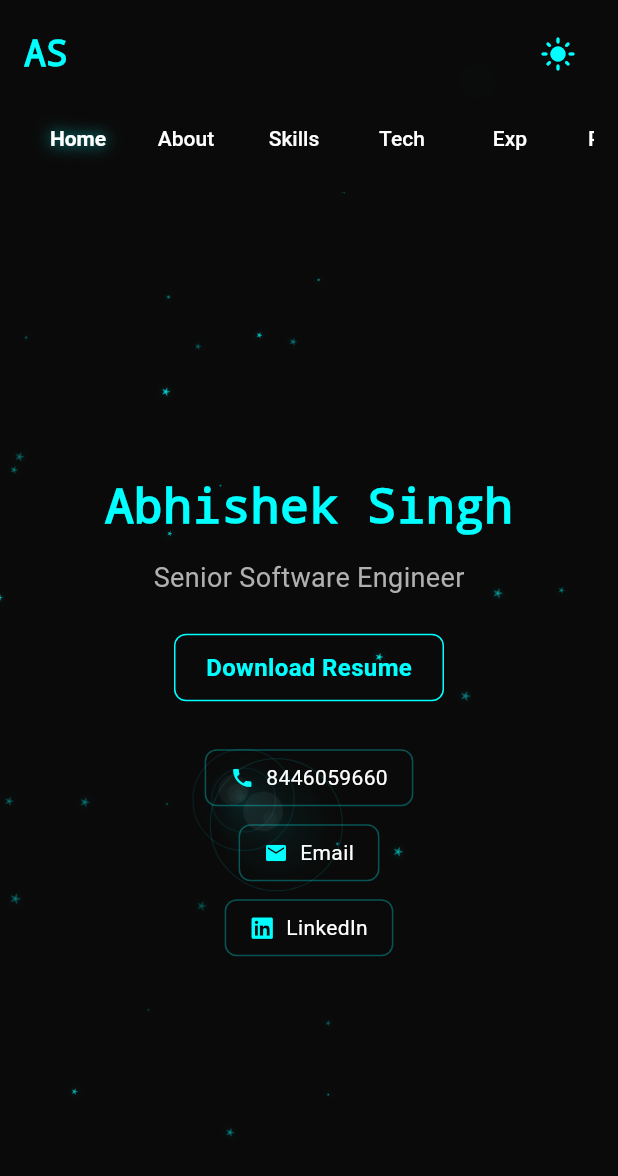
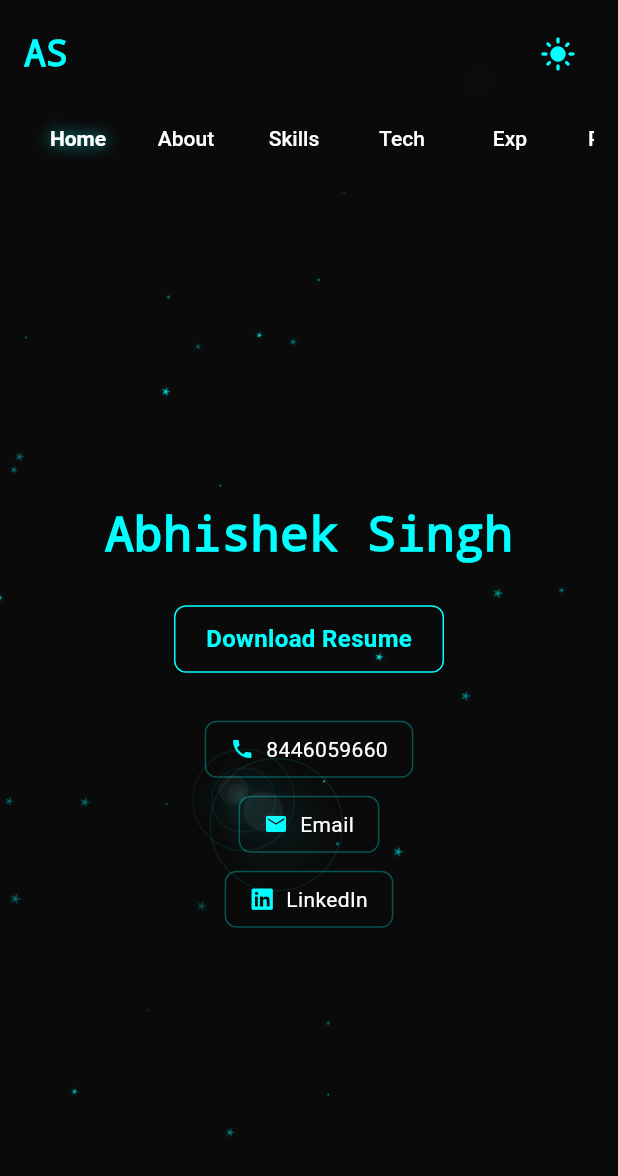
Before and after one commit to mukkul/mukkul.github.io, a Flutter app: the screen it shows after launch, on a phone screen of 412 x 824 dp. Shown: the top 1176 px of the screen. Run offline on Flutter 3.47's test engine with Material 3 defaults, Android fonts, the phone set to English and light mode, and no system bars; drawn by our look-alikes of animated_text_kit; our stand-ins replace font_awesome_flutter, go_router, scroll_to_index; missing offline and left inert: dart:html; Roboto replaces fonts that are missing (Exo2).

Commit message:
Remove flashing position label below name on front page
Co-authored-by: abhishek-irage <247517055+abhishek-irage@users.noreply.github.com>

```diff
--- a/lib/presentation/screens/home_screen.dart
+++ b/lib/presentation/screens/home_screen.dart
@@ -382,41 +382,6 @@ class _HomeScreenState extends State<HomeScreen>
                     ),
                   ],
                   totalRepeatCount: 1,
-                ),
-                SizedBox(height: isMobile ? 12 : 16),
-
-                // Animated title
-                AnimatedTextKit(
-                  animatedTexts: [
-                    FadeAnimatedText(
-                      'Senior Software Engineer',
-                      textStyle: TextStyle(
-                        fontSize: isMobile ? 18 : (isTablet ? 20 : 24),
-                        color: isDark ? AppTheme.textSecondary : Colors.grey[700],
-                        fontFamily: 'sans-serif',
-                      ),
-                      duration: const Duration(seconds: 2),
-                    ),
-                    FadeAnimatedText(
-                      'Mobile App Developer',
-                      textStyle: TextStyle(
-                        fontSize: isMobile ? 18 : (isTablet ? 20 : 24),
-                        color: isDark ? AppTheme.secondaryNeon : AppTheme.gradientEnd,
-                        fontFamily: 'sans-serif',
-                      ),
-                      duration: const Duration(seconds: 2),
-                    ),
-                    FadeAnimatedText(
-                      'Team Leader',
-                      textStyle: TextStyle(
-                        fontSize: isMobile ? 18 : (isTablet ? 20 : 24),
-                        color: isDark ? AppTheme.accentNeon : AppTheme.gradientStart,
-                        fontFamily: 'sans-serif',
-                      ),
-                      duration: const Duration(seconds: 2),
-                    ),
-                  ],
-                  repeatForever: true,
                 ),
 
                 SizedBox(height: isMobile ? 24 : 32),
```
